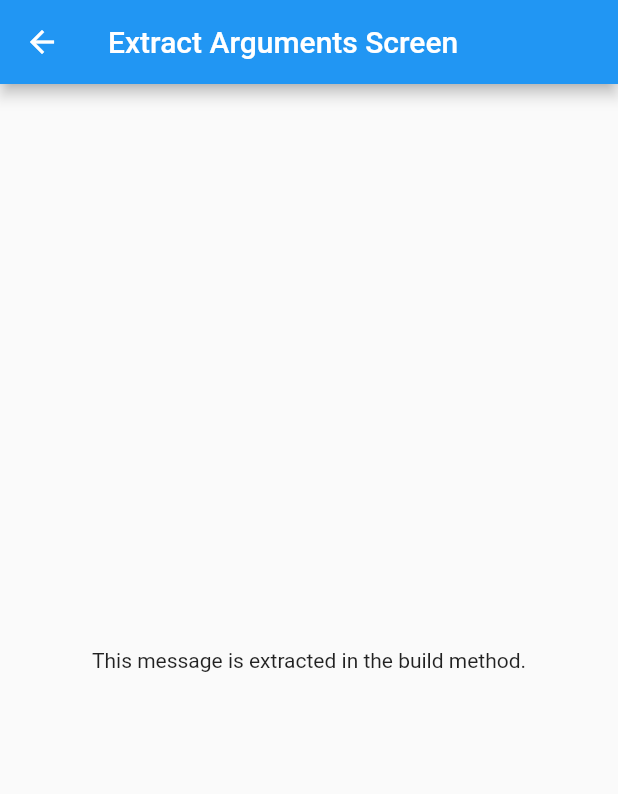
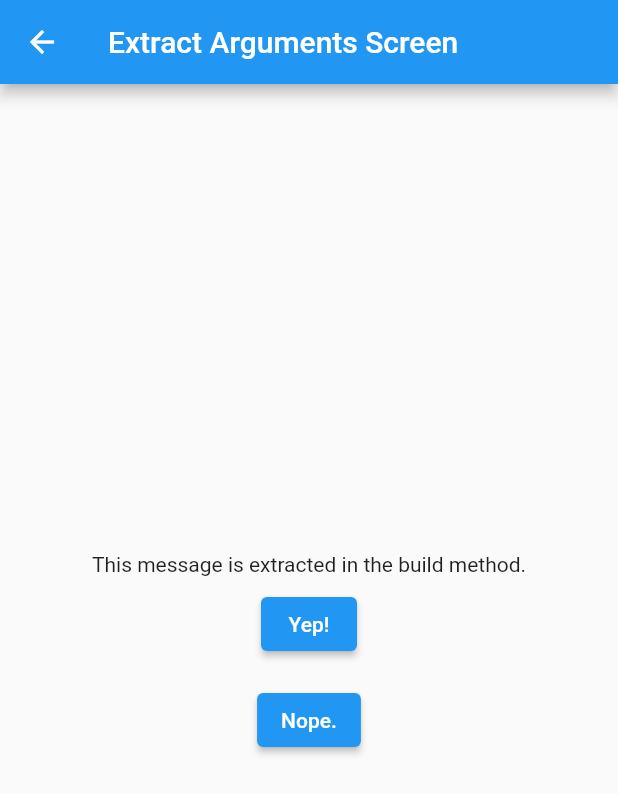
Before and after one commit to CMSC-23/nav-data-passing-sample, a Flutter app: the screen it shows after launch, after a tap on "Navigate to screen that extracts argumen", on a phone screen of 412 x 824 dp. Shown: the top 794 px of the screen. Run offline on Flutter 3.47's test engine with Material 2 defaults, Android fonts, the phone set to English and light mode, and no system bars.

Commit message:
Added argument screen with selection

```diff
--- a/lib/main.dart
+++ b/lib/main.dart
@@ -11,39 +11,6 @@ class MyApp extends StatelessWidget {
       routes: {
         ExtractArgumentsScreen.routeName: (context) =>
             const ExtractArgumentsScreen(),
-      },
-      // Provide a function to handle named routes.
-      // Use this function to identify the named
-      // route being pushed, and create the correct
-      // Screen.
-      onGenerateRoute: (settings) {
-        // If you push the PassArguments route
-        if (settings.name == PassArgumentsScreen.routeName) {
-          // Cast the arguments to the correct
-          // type: ScreenArguments.
-          final args = settings.arguments as ScreenArguments;
-
-          // Then, extract the required data from
-          // the arguments and pass the data to the
-          // correct screen.
-          return MaterialPageRoute(
-            builder: (context) {
-              return PassArgumentsScreen(
-                title: args.title,
-                message: args.message,
-              );
-            },
-          );
-        }
-        // The code only supports
-        // PassArgumentsScreen.routeName right now.
-        // Other values need to be implemented if we
-        // add them. The assertion here will help remind
-        // us of that higher up in the call stack, since
-        // this assertion would otherwise fire somewhere
-        // in the framework.
-        assert(false, 'Need to implement ${settings.name}');
-        return null;
       },
       title: 'Navigation with Arguments',
       home: const HomeScreen(),
@@ -84,27 +51,6 @@ class HomeScreen extends StatelessWidget {
               },
               child: const Text('Navigate to screen that extracts arguments'),
             ),
-            // A button that navigates to a named route.
-            // For this route, extract the arguments in
-            // the onGenerateRoute function and pass them
-            // to the screen.
-            ElevatedButton(
-              onPressed: () {
-                // When the user taps the button, navigate
-                // to a named route and provide the arguments
-                // as an optional parameter.
-                Navigator.pushNamed(
-                  context,
-                  PassArgumentsScreen.routeName,
-                  arguments: ScreenArguments(
-                    'Accept Arguments Screen',
-                    'This message is extracted in the onGenerateRoute '
-                        'function.',
-                  ),
-                );
-              },
-              child: const Text('Navigate to a named that accepts arguments'),
-            ),
           ],
         ),
       ),
@@ -130,41 +76,30 @@ class ExtractArgumentsScreen extends StatelessWidget {
         title: Text(args.title),
       ),
       body: Center(
-        child: Text(args.message),
-      ),
-    );
-  }
-}
-
-// A Widget that accepts the necessary arguments via the
-// constructor.
-class PassArgumentsScreen extends StatelessWidget {
-  static const routeName = '/passArguments';
-
-  final String title;
-  final String message;
-
-  // This Widget accepts the arguments as constructor
-  // parameters. It does not extract the arguments from
-  // the ModalRoute.
-  //
-  // The arguments are extracted by the onGenerateRoute
-  // function provided to the MaterialApp widget.
-  const PassArgumentsScreen({
-    Key? key,
-    required this.title,
-    required this.message,
-  }) : super(key: key);
-
-  @override
-  Widget build(BuildContext context) {
-    return Scaffold(
-      appBar: AppBar(
-        title: Text(title),
-      ),
-      body: Center(
-        child: Text(message),
-      ),
+          child: Column(
+        mainAxisAlignment: MainAxisAlignment.center,
+        children: [
+          Text(args.message),
+          Padding(
+            padding: const EdgeInsets.all(8.0),
+            child: ElevatedButton(
+              onPressed: () {
+                Navigator.pop(context, 'Yep!');
+              },
+              child: const Text('Yep!'),
+            ),
+          ),
+          Padding(
+            padding: const EdgeInsets.all(8.0),
+            child: ElevatedButton(
+              onPressed: () {
+                Navigator.pop(context, 'Nope.');
+              },
+              child: const Text('Nope.'),
+            ),
+          )
+        ],
+      )),
     );
   }
 }
```
